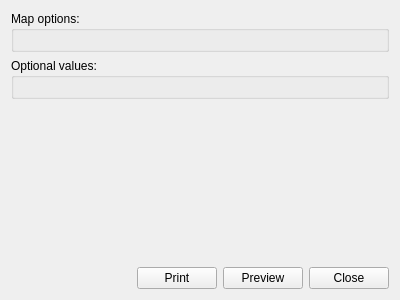
The window that ui/api_composers.ui (Giswater/giswater_qgis_plugin) describes before a commit, drawn with Qt 5.
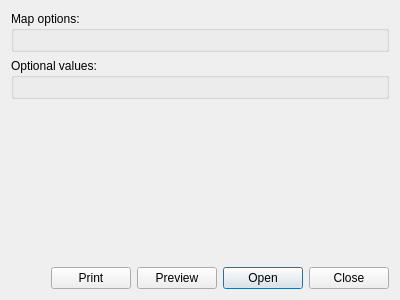
The same window after the commit.

```diff
--- a/ui/api_composers.ui
+++ b/ui/api_composers.ui
@@ -49,6 +49,13 @@
        </property>
       </widget>
      </item>
+     <item>
+      <widget class="QPushButton" name="btn_open">
+       <property name="text">
+        <string>Open</string>
+       </property>
+      </widget>
+     </item>
      <item>
       <widget class="QPushButton" name="btn_close">
        <property name="focusPolicy">
```
Left out of the diff: 2 changed lines with no effect on the pictures.
